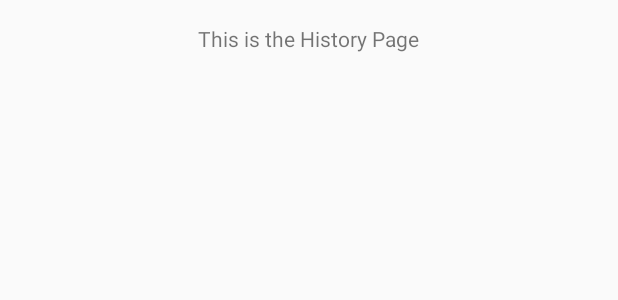
After one commit to wsyccc/Left_Over, an Android app: the layout activity_history_page.xml on its own in the app's theme, with its tools: preview values and no code run, on a phone screen of 412 x 824 dp. The commit adds this screen. Shown: the top 300 px of the screen. Run offline under Robolectric (Android 15) with nearby library versions, the phone set to English and light mode, and no system bars.

Commit message:
Added a place holder page for history

```diff
--- a/app/src/main/AndroidManifest.xml
+++ b/app/src/main/AndroidManifest.xml
@@ -19,7 +19,8 @@
             android:name=".Main2Activity"
             android:label="@string/title_activity_main2"
             android:theme="@style/AppTheme.NoActionBar" />
-        <activity android:name=".AboutPage"></activity>
+        <activity android:name=".AboutPage" />
+        <activity android:name=".HistoryPage"></activity>
     </application>
 
 </manifest>
--- a/app/src/main/java/com/example/siyuanwang/left_over/Main2Activity.java
+++ b/app/src/main/java/com/example/siyuanwang/left_over/Main2Activity.java
@@ -87,6 +87,8 @@
         } else if (id == R.id.nav_nearby) {
 
         } else if (id == R.id.nav_history) {
+            Intent intent = new Intent(this, HistoryPage.class);
+            startActivity(intent);
 
         } else if (id == R.id.nav_about) {
             Intent intent = new Intent(this, AboutPage.class);
--- /dev/null
+++ b/app/src/main/res/layout/activity_history_page.xml
@@ -0,0 +1,20 @@
+<?xml version="1.0" encoding="utf-8"?>
+<RelativeLayout xmlns:android="http://schemas.android.com/apk/res/android"
+    xmlns:tools="http://schemas.android.com/tools"
+    android:id="@+id/activity_history_page"
+    android:layout_width="match_parent"
+    android:layout_height="match_parent"
+    android:paddingBottom="@dimen/activity_vertical_margin"
+    android:paddingLeft="@dimen/activity_horizontal_margin"
+    android:paddingRight="@dimen/activity_horizontal_margin"
+    android:paddingTop="@dimen/activity_vertical_margin"
+    tools:context="com.example.siyuanwang.left_over.HistoryPage">
+
+    <TextView
+        android:text="This is the History Page"
+        android:layout_width="wrap_content"
+        android:layout_height="wrap_content"
+        android:layout_alignParentTop="true"
+        android:layout_centerHorizontal="true"
+        android:id="@+id/txt_temp_1" />
+</RelativeLayout>
```
Also changed, not shown: app/src/main/java/com/example/siyuanwang/left_over/HistoryPage.java (added, +13 -0 lines).
